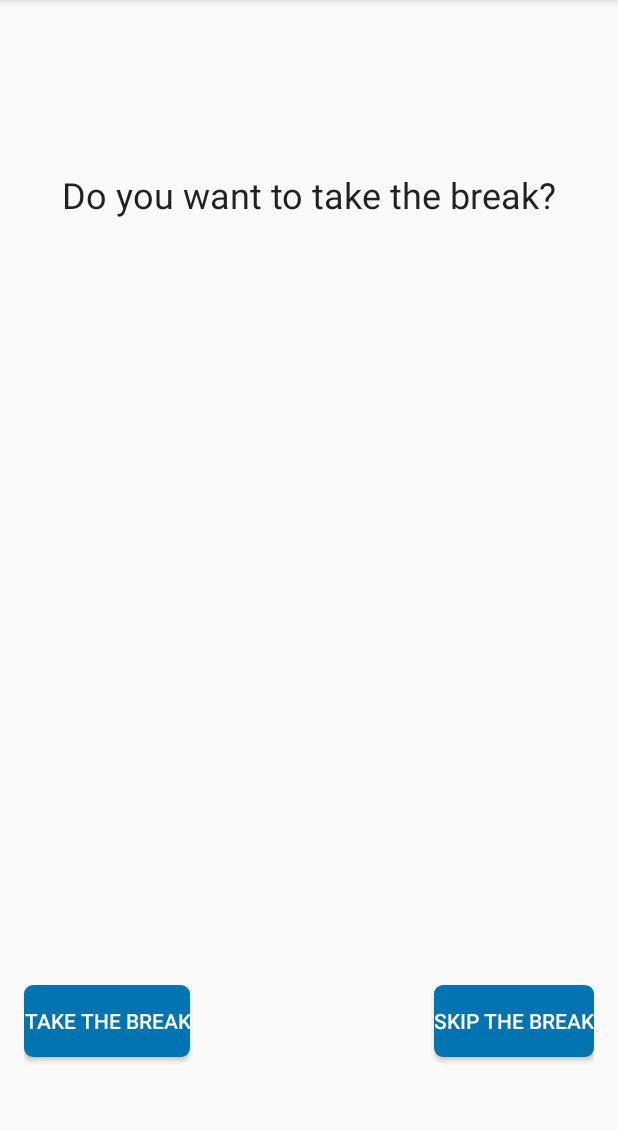
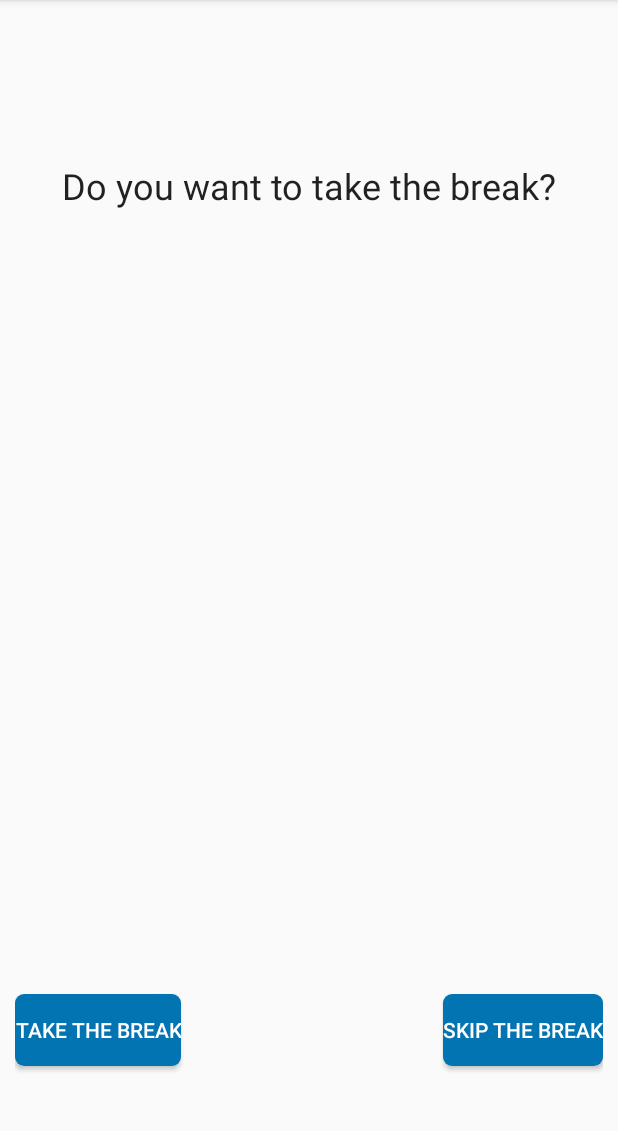
Before and after one commit to SecUSo/privacy-friendly-pausing-healthily, an Android app: the BreakDeciderActivity screen opened directly, with no data from a screen before it, on a phone screen of 412 x 824 dp, the part 84-1215 px from its top. Run offline under Robolectric (Android 15) with nearby library versions, the phone set to English and light mode, and no system bars.

Commit message:
Layout generalizing
All layouts have now a margin of 10

```diff
--- a/app/src/main/res/layout/activity_break_decider.xml
+++ b/app/src/main/res/layout/activity_break_decider.xml
@@ -3,10 +3,7 @@
     xmlns:tools="http://schemas.android.com/tools"
     android:layout_width="match_parent"
     android:layout_height="match_parent"
-    android:paddingBottom="@dimen/activity_vertical_margin"
-    android:paddingLeft="@dimen/activity_horizontal_margin"
-    android:paddingRight="@dimen/activity_horizontal_margin"
-    android:paddingTop="@dimen/activity_vertical_margin"
+    android:layout_margin="10dp"
     tools:context=".BreakDeciderActivity">
 
     <Button
--- a/app/src/main/res/layout/exercise_type.xml
+++ b/app/src/main/res/layout/exercise_type.xml
@@ -9,7 +9,7 @@
         android:layout_width="match_parent"
         android:layout_height="match_parent"
         android:layout_gravity="center_horizontal"
-        android:layout_margin="20dp">
+        android:layout_margin="10dp">
 
         <TextView
             android:layout_width="100dp"
--- a/app/src/main/res/layout/first_dialog.xml
+++ b/app/src/main/res/layout/first_dialog.xml
@@ -9,7 +9,7 @@
         android:gravity="center"
         android:layout_width="match_parent"
         android:layout_height="wrap_content"
-        android:padding="@dimen/activity_horizontal_margin">
+        android:layout_margin="10dp">
 
         <TextView
             android:layout_width="wrap_content"
--- a/app/src/main/res/layout/help.xml
+++ b/app/src/main/res/layout/help.xml
@@ -7,7 +7,7 @@
     <RelativeLayout xmlns:android="http://schemas.android.com/apk/res/android"
         android:layout_width="match_parent"
         android:layout_height="match_parent"
-        android:layout_margin="20dp"
+        android:layout_margin="10dp"
         android:orientation="vertical"
         android:scrollbarAlwaysDrawVerticalTrack="true"
         android:scrollbars="vertical"
--- a/app/src/main/res/layout/help2.xml
+++ b/app/src/main/res/layout/help2.xml
@@ -2,7 +2,7 @@
 <LinearLayout xmlns:android="http://schemas.android.com/apk/res/android"
     android:orientation="vertical" android:layout_width="match_parent"
     android:layout_height="match_parent"
-    android:layout_margin="20dp">
+    android:layout_margin="10dp">
 
 
     <ImageView
--- a/app/src/main/res/layout/new_profile.xml
+++ b/app/src/main/res/layout/new_profile.xml
@@ -4,7 +4,7 @@
     android:layout_height="match_parent"
     android:orientation="vertical"
     android:weightSum="1"
-    android:layout_margin="20dp">
+    android:layout_margin="10dp">
 
     <RelativeLayout
         android:layout_width="fill_parent"
```
